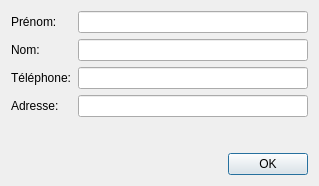
This is InfoDynamiqueQt/Vues/vueclient.ui in AlexandreGirardin/ProjetAnalyse as Qt 5 draws it before an edit. The edited form follows.
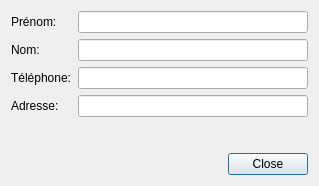
This is the edited form.

```diff
--- a/InfoDynamiqueQt/Vues/vueclient.ui
+++ b/InfoDynamiqueQt/Vues/vueclient.ui
@@ -80,7 +80,7 @@
       <enum>Qt::Horizontal</enum>
      </property>
      <property name="standardButtons">
-      <set>QDialogButtonBox::Ok</set>
+      <set>QDialogButtonBox::Close</set>
      </property>
     </widget>
    </item>
```
